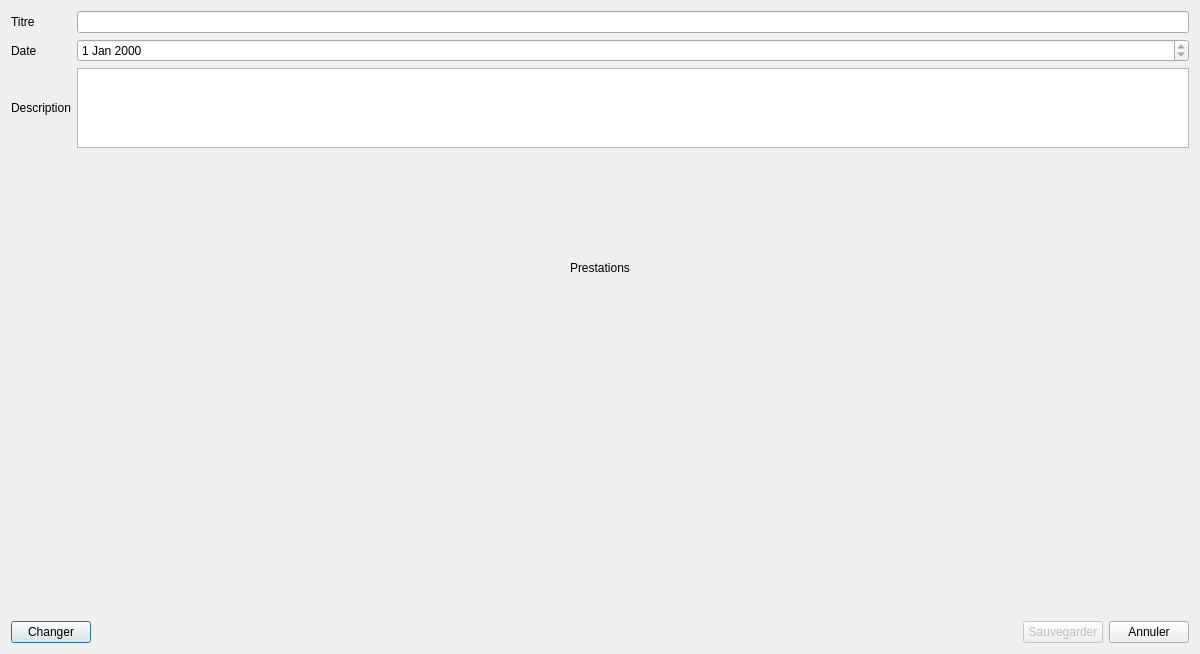
Before: the Qt Designer form src/gui/dialogs/addquotedialog.ui in FACT-Team/FactDev, drawn with Qt 5.
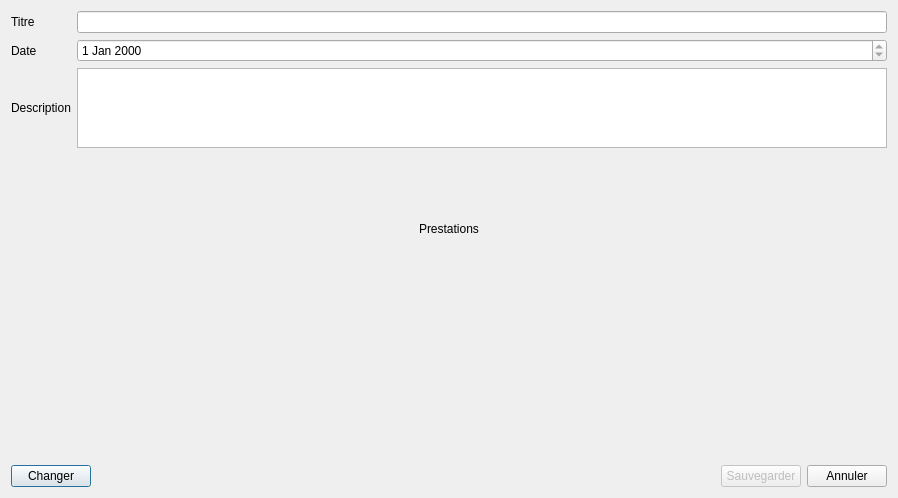
After: the same form once the commit is applied. Icons and pictures are not drawn. Custom widgets are drawn as their Qt base class.

The edit to the form file:
```diff
--- a/src/gui/dialogs/addquotedialog.ui
+++ b/src/gui/dialogs/addquotedialog.ui
@@ -6,8 +6,8 @@
    <rect>
     <x>0</x>
     <y>0</y>
-    <width>1200</width>
-    <height>654</height>
+    <width>898</width>
+    <height>498</height>
    </rect>
   </property>
   <property name="windowTitle">
```
Left out of the diff: 128 changed lines with no effect on the pictures.
